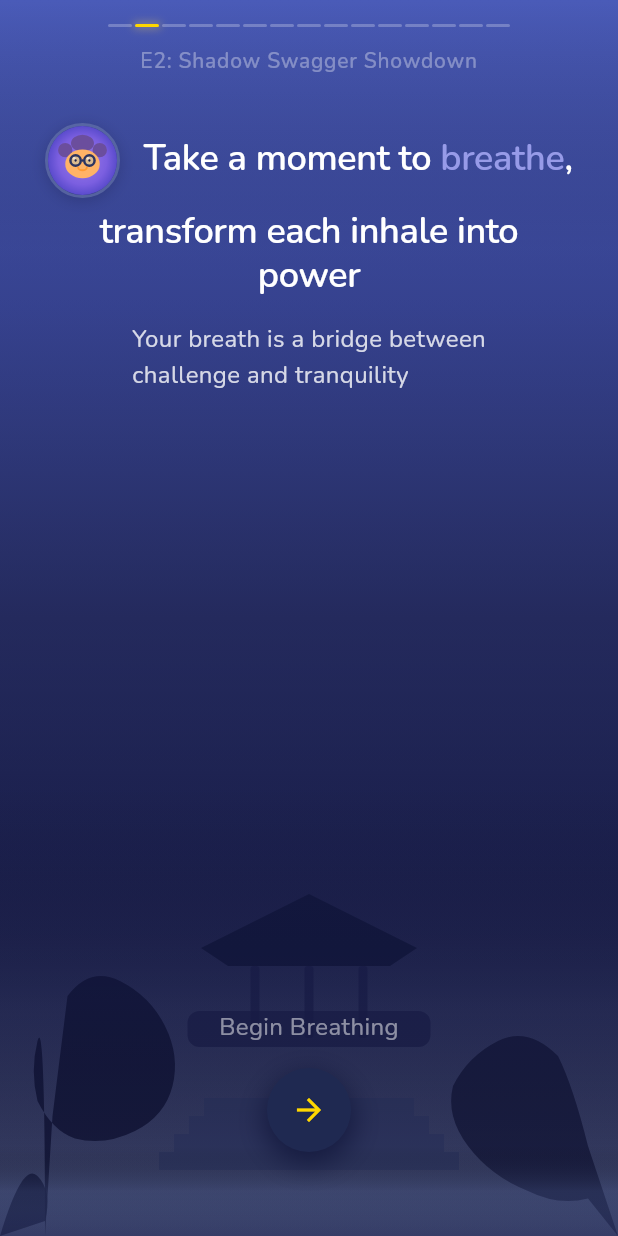
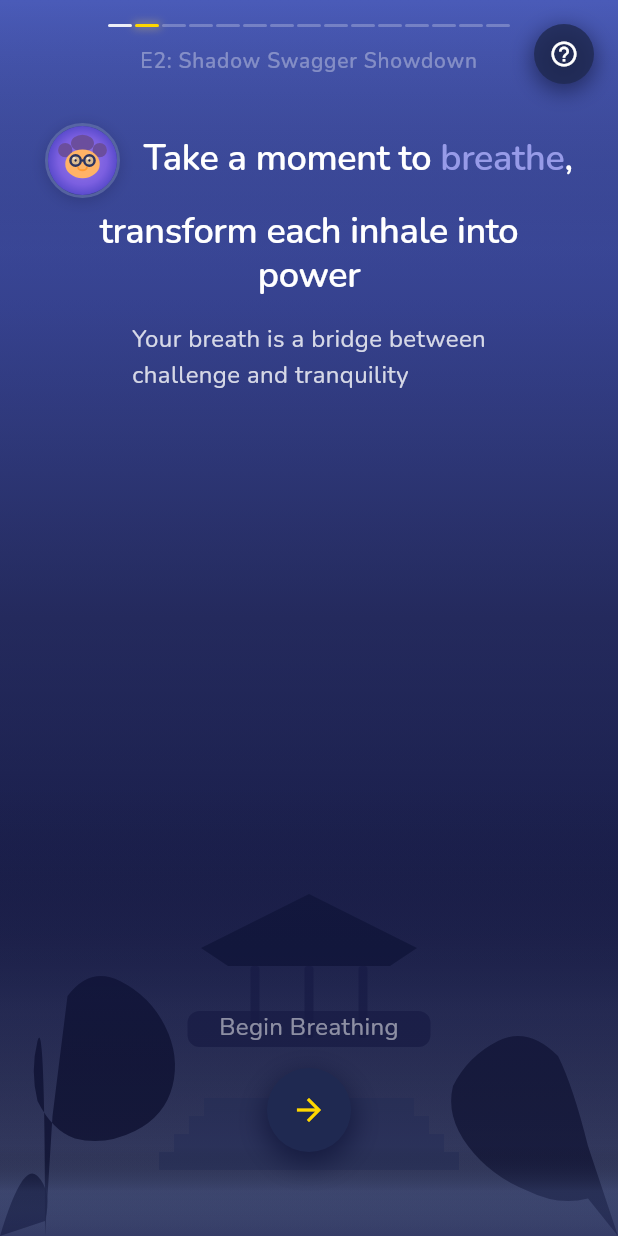
Before and after one commit to Laci21/futurestars, a Flutter app: the screen it shows after launch, on a phone screen of 412 x 824 dp. Run offline on Flutter 3.47's test engine with Material 3 defaults, Android fonts, the phone set to English and light mode, and no system bars; our stand-ins replace flutter_riverpod, go_router, google_fonts, just_audio, logger; missing offline and left inert: audio_session.

Commit message:
Implement help modal and swiping mechanisms

```diff
--- a/mobile/lib/features/breathing/presentation/screens/breathing_exercise_screen.dart
+++ b/mobile/lib/features/breathing/presentation/screens/breathing_exercise_screen.dart
@@ -1,5 +1,6 @@
 import 'package:flutter/material.dart';
 import 'package:flutter_riverpod/flutter_riverpod.dart';
+import 'package:go_router/go_router.dart';
 
 import '../controller/breathing_controller.dart';
 import '../controller/breathing_animation_controller.dart';
@@ -9,6 +10,8 @@ import '../widgets/oracle_avatar.dart';
 import '../widgets/gradient_background.dart';
 import '../widgets/sound_wave_widget.dart';
 import '../widgets/responsive_text.dart';
+import '../widgets/help_button.dart';
+import '../widgets/episode_swipe_wrapper.dart';
 import '../../domain/breathing_phase.dart';
 import '../../../../shared/providers/audio_provider.dart';
 
@@ -98,7 +101,10 @@ class _BreathingExerciseScreenState extends ConsumerState<BreathingExerciseScree
     return Scaffold(
       body: GradientBackground(
         child: SafeArea(
-          child: Column(
+          child: Stack(
+            children: [
+              // Main content
+              Column(
                 children: [
                   // Episode progress lines at top - static throughout
                   const BreathingProgressLine(),
@@ -106,6 +112,15 @@ class _BreathingExerciseScreenState extends ConsumerState<BreathingExerciseScree
                   // Dynamic content based on current phase
                   Expanded(
                     child: _buildPhaseContent(breathingState.phase),
+                  ),
+                ],
+              ),
+
+              // Help button in top-right corner
+              const Positioned(
+                top: 16,
+                right: 16,
+                child: HelpButton(),
               ),
             ],
           ),
@@ -227,11 +242,16 @@ class _BreathingExerciseScreenState extends ConsumerState<BreathingExerciseScree
                     child: InkWell(
                       onTap: _startBreathingExercise,
                       borderRadius: BorderRadius.circular(28),
+                      child: Semantics(
+                        label: 'Begin breathing exercise',
+                        hint: 'Start the guided breathing exercise with Oracle instructions',
+                        button: true,
                         child: const Center(
                           child: Icon(
                             Icons.arrow_forward,
                             color: Color(0xFFFFD700), // Bright gold to match progress line
                             size: 24, // 24px as per design
+                          ),
                         ),
                       ),
                     ),
@@ -402,7 +422,13 @@ class _BreathingExerciseScreenState extends ConsumerState<BreathingExerciseScree
   }
 
   Widget _buildSuccessContent() {
-    return Center(
+    return EpisodeSwipeWrapper(
+      showRightButton: true,
+      rightEpisodeNumber: 3,
+      onSwipeLeft: () => context.go('/episode3-placeholder'), // Only left swipe works
+      onSwipeRight: null, // No right swipe allowed
+      swipeHintText: 'Swipe left for Episode 3',
+      child: Center(
         child: Container(
           constraints: const BoxConstraints(maxWidth: 400),
           padding: const EdgeInsets.symmetric(horizontal: 24.0),
@@ -483,8 +509,9 @@ class _BreathingExerciseScreenState extends ConsumerState<BreathingExerciseScree
                 ),
               ),
 
-            const SizedBox(height: 24), // Bottom spacing
+              const SizedBox(height: 160), // Extra bottom spacing for episode navigation
             ],
+          ),
         ),
       ),
     );
--- /dev/null
+++ b/mobile/lib/features/breathing/presentation/widgets/help_button.dart
@@ -0,0 +1,68 @@
+import 'package:flutter/material.dart';
+import 'help_overlay.dart';
+
+/// Content type for help overlay
+enum HelpContentType {
+  episode2,
+  episode3,
+}
+
+/// Help button that appears in top-right corner of breathing screens
+/// Matches the existing design system with circular button and soft shadow
+class HelpButton extends StatelessWidget {
+  const HelpButton({
+    super.key,
+    this.contentType = HelpContentType.episode2,
+  });
+
+  final HelpContentType contentType;
+
+  @override
+  Widget build(BuildContext context) {
+    return Container(
+      width: 40,
+      height: 40,
+      decoration: BoxDecoration(
+        shape: BoxShape.circle,
+        color: const Color(0xFF1F2951).withOpacity(0.8), // Semi-transparent navy
+        boxShadow: [
+          BoxShadow(
+            color: const Color(0xFF0F1438).withOpacity(0.6),
+            blurRadius: 12,
+            spreadRadius: 1,
+            offset: const Offset(0, 4),
+          ),
+        ],
+      ),
+      child: Material(
+        color: Colors.transparent,
+        child: InkWell(
+          onTap: () => _showHelpOverlay(context),
+          borderRadius: BorderRadius.circular(20),
+          child: Semantics(
+            label: 'Help button',
+            hint: 'Opens help information about the breathing exercise',
+            button: true,
+            child: const Center(
+              child: Icon(
+                Icons.help_outline,
+                color: Colors.white,
+                size: 20,
+              ),
+            ),
+          ),
+        ),
+      ),
+    );
+  }
+
+  /// Show the help overlay matching the design
+  void _showHelpOverlay(BuildContext context) {
+    showDialog(
+      context: context,
+      barrierDismissible: true, // Allow dismissing by tapping outside
+      barrierColor: Colors.black.withOpacity(0.3), // Subtle overlay
+      builder: (context) => HelpOverlay(contentType: contentType),
+    );
+  }
+}
--- a/mobile/lib/features/breathing/presentation/widgets/progress_line.dart
+++ b/mobile/lib/features/breathing/presentation/widgets/progress_line.dart
@@ -2,9 +2,14 @@ import 'package:flutter/material.dart';
 import 'responsive_text.dart';
 
 /// Episode progress lines exactly matching the design
-/// Shows dashed lines with Episode 2 (breathing exercise) as active yellow line
+/// Shows dashed lines with specified episode as active yellow line
 class BreathingProgressLine extends StatelessWidget {
-  const BreathingProgressLine();
+  const BreathingProgressLine({
+    super.key,
+    this.activeEpisode = 2,
+  });
+
+  final int activeEpisode;
 
   @override
   Widget build(BuildContext context) {
@@ -19,17 +24,12 @@ class BreathingProgressLine extends StatelessWidget {
               Row(
                 mainAxisAlignment: MainAxisAlignment.center,
                 children: [
-                  // Episode 1 - should be grey like others (not white)
-                  _buildDashedLine(isActive: false, isCompleted: false),
-                  const SizedBox(width: 2),
-
-                  // Episode 2 - current/active (yellow dashed)
-                  _buildDashedLine(isActive: true, isCompleted: false),
-                  const SizedBox(width: 2),
-
-                  // Episodes 3-15 - future (gray dashed) - 15 total as per design
-                  for (int i = 3; i <= 15; i++) ...[
-                    _buildDashedLine(isActive: false, isCompleted: false),
+                  // Generate all 15 episodes dynamically
+                  for (int i = 1; i <= 15; i++) ...[
+                    _buildDashedLine(
+                      isActive: i == activeEpisode,
+                      isCompleted: i < activeEpisode,
+                    ),
                     if (i < 15) const SizedBox(width: 2),
                   ],
                 ],
@@ -39,7 +39,7 @@ class BreathingProgressLine extends StatelessWidget {
 
             // Episode label matching design
             Text(
-              'E2: Shadow Swagger Showdown',
+              _getEpisodeLabel(),
               style: ResponsiveTextStyles.episodeLabel,
               textAlign: TextAlign.center,
             ),
@@ -77,4 +77,16 @@ class BreathingProgressLine extends StatelessWidget {
       ),
     );
   }
+
+  /// Get the episode label based on the active episode
+  String _getEpisodeLabel() {
+    switch (activeEpisode) {
+      case 2:
+        return 'E2: Shadow Swagger Showdown';
+      case 3:
+        return 'E3: Mystic Mind Mastery';
+      default:
+        return 'E$activeEpisode: Coming Soon';
+    }
+  }
 }
--- a/mobile/lib/router.dart
+++ b/mobile/lib/router.dart
@@ -6,6 +6,7 @@ import 'features/breathing/presentation/controller/breathing_animation_controlle
 import 'features/breathing/presentation/widgets/breathing_bubble.dart';
 import 'features/breathing/presentation/widgets/progress_line.dart';
 import 'features/breathing/presentation/screens/breathing_exercise_screen.dart';
+import 'features/breathing/presentation/screens/episode3_placeholder_screen.dart';
 import 'features/breathing/domain/breathing_phase.dart';
 
 // Test screen for breathing bubble component
@@ -193,7 +194,19 @@ final GoRouter appRouter = GoRouter(
     GoRoute(
       path: '/breathing-exercise',
       name: 'breathing-exercise',
-      builder: (context, state) => const BreathingExerciseScreen(),
+      pageBuilder: (context, state) => CustomTransitionPage<void>(
+        key: state.pageKey,
+        child: const BreathingExerciseScreen(),
+        transitionsBuilder: (context, animation, secondaryAnimation, child) {
+          // Slide from right when coming from Episode 3 (going back)
+          return SlideTransition(
+            position: animation.drive(
+              Tween(begin: const Offset(-1.0, 0.0), end: Offset.zero),
+            ),
+            child: child,
+          );
+        },
+      ),
     ),
     // Breathing Exercise Routes
     GoRoute(
@@ -234,37 +247,18 @@ final GoRouter appRouter = GoRouter(
     GoRoute(
       path: '/episode3-placeholder',
       name: 'episode3',
-      builder: (context, state) => const Scaffold(
-        backgroundColor: Color(0xFF1A1D29),
-        body: Center(
-          child: Column(
-            mainAxisAlignment: MainAxisAlignment.center,
-            children: [
-              Icon(
-                Icons.upcoming,
-                size: 80,
-                color: Color(0xFF4A90E2),
-              ),
-              SizedBox(height: 24),
-              Text(
-                'Episode 3',
-                style: TextStyle(
-                  fontSize: 32,
-                  fontWeight: FontWeight.bold,
-                  color: Colors.white,
-                ),
-              ),
-              SizedBox(height: 8),
-              Text(
-                'Coming Soon!',
-                style: TextStyle(
-                  fontSize: 18,
-                  color: Colors.white70,
-                ),
-              ),
-            ],
-          ),
-        ),
+      pageBuilder: (context, state) => CustomTransitionPage<void>(
+        key: state.pageKey,
+        child: const Episode3PlaceholderScreen(),
+        transitionsBuilder: (context, animation, secondaryAnimation, child) {
+          // Slide from right when coming from Episode 2 (going forward)
+          return SlideTransition(
+            position: animation.drive(
+              Tween(begin: const Offset(1.0, 0.0), end: Offset.zero),
+            ),
+            child: child,
+          );
+        },
       ),
     ),
   ],
```
Also changed, not shown: mobile/lib/features/breathing/presentation/screens/episode3_placeholder_screen.dart (added, +141 -0 lines), mobile/lib/features/breathing/presentation/widgets/episode_navigation_button.dart (added, +87 -0 lines), mobile/lib/features/breathing/presentation/widgets/episode_swipe_wrapper.dart (added, +96 -0 lines), mobile/lib/features/breathing/presentation/widgets/help_overlay.dart (added, +193 -0 lines), 1 other file. Lines whose indentation alone changed are shown as unchanged.
